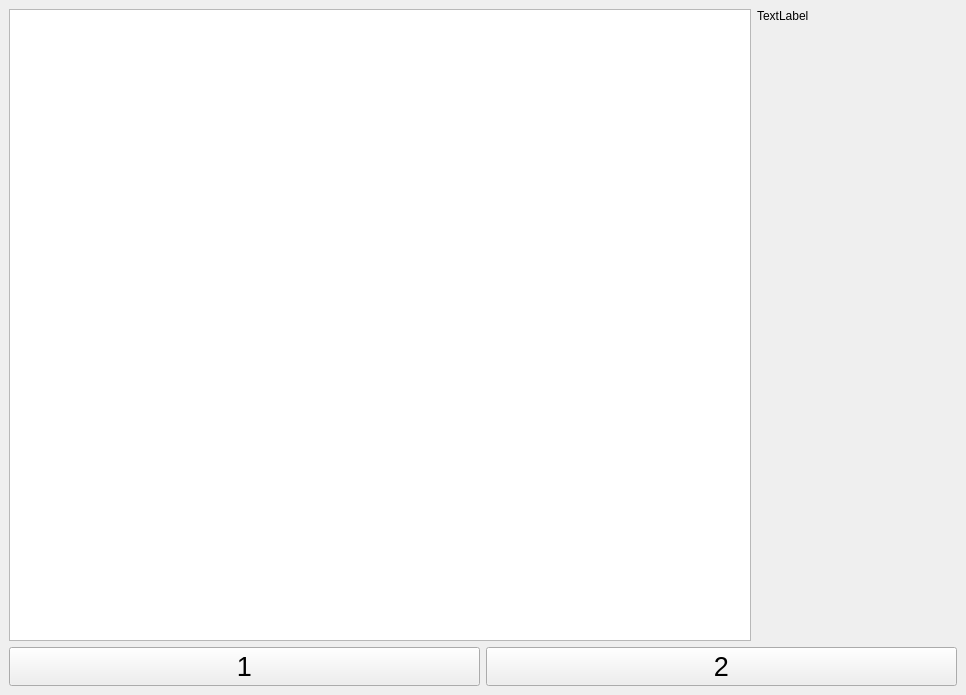
This is code/mainwindow.ui in sufftea/Link-Cut-Treeez as Qt 5 draws it before an edit. The edited form follows.
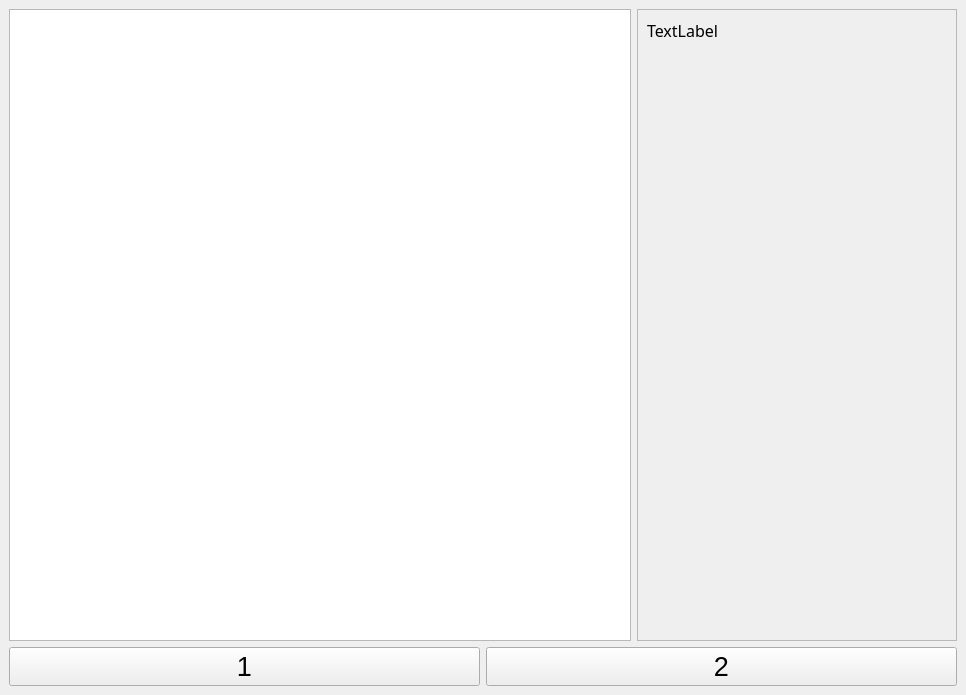
This is the edited form.

Patch:
```diff
--- a/code/mainwindow.ui
+++ b/code/mainwindow.ui
@@ -21,25 +21,56 @@
        <widget class="QGraphicsView" name="graphicsView"/>
       </item>
       <item>
+       <widget class="QScrollArea" name="scrollArea">
+        <property name="sizePolicy">
+         <sizepolicy hsizetype="Fixed" vsizetype="Expanding">
+          <horstretch>0</horstretch>
+          <verstretch>0</verstretch>
+         </sizepolicy>
+        </property>
+        <property name="widgetResizable">
+         <bool>true</bool>
+        </property>
+        <widget class="QWidget" name="scrollAreaWidgetContents">
+         <property name="geometry">
+          <rect>
+           <x>0</x>
+           <y>0</y>
+           <width>322</width>
+           <height>611</height>
+          </rect>
+         </property>
+         <layout class="QVBoxLayout" name="verticalLayout_2">
+          <item>
        <widget class="QLabel" name="labelSequence">
         <property name="minimumSize">
          <size>
-          <width>200</width>
+              <width>300</width>
           <height>0</height>
          </size>
         </property>
         <property name="maximumSize">
          <size>
-          <width>200</width>
+              <width>300</width>
           <height>16777215</height>
          </size>
         </property>
+            <property name="font">
+             <font>
+              <family>MS Reference Sans Serif</family>
+              <pointsize>12</pointsize>
+             </font>
+            </property>
         <property name="text">
          <string>TextLabel</string>
         </property>
         <property name="alignment">
          <set>Qt::AlignLeading|Qt::AlignLeft|Qt::AlignTop</set>
         </property>
+           </widget>
+          </item>
+         </layout>
+        </widget>
        </widget>
       </item>
      </layout>
```
Lines whose indentation alone changed are shown as unchanged.
